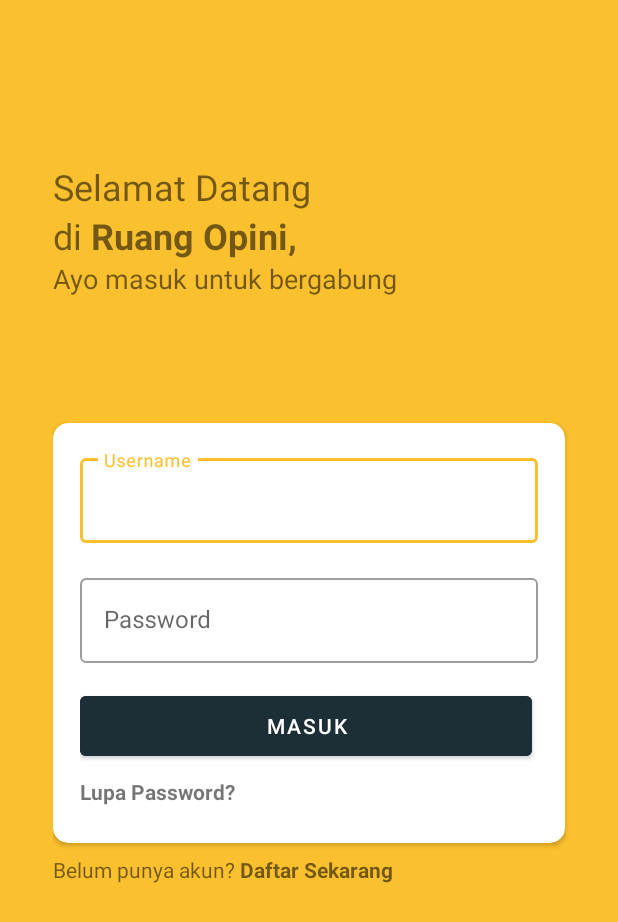
After one commit to Ruang-Opini/ruang-opini, an Android app: the LoginActivity screen opened directly, with no data from a screen before it, on a phone screen of 412 x 824 dp. The commit adds this screen. Shown: the top 922 px of the screen. Run offline under Robolectric (Android 15) with nearby library versions, the phone set to English and light mode, and no system bars.

Commit message:
add intro login activity layout

```diff
--- /dev/null
+++ b/app/src/main/java/id/ruangopini/ui/login/LoginActivity.kt
@@ -0,0 +1,12 @@
+package id.ruangopini.ui.login
+
+import android.os.Bundle
+import androidx.appcompat.app.AppCompatActivity
+import id.ruangopini.R
+
+class LoginActivity : AppCompatActivity() {
+    override fun onCreate(savedInstanceState: Bundle?) {
+        super.onCreate(savedInstanceState)
+        setContentView(R.layout.activity_login)
+    }
+}
--- a/app/src/main/java/id/ruangopini/utils/DataHelpers.kt
+++ b/app/src/main/java/id/ruangopini/utils/DataHelpers.kt
@@ -17,4 +17,7 @@
     val titleMainTab = listOf(
         "Beranda", "Ruang Diskusi", "Referensi", "Profile"
     )
+
+    val introData = listOf(
+    )
 }
--- /dev/null
+++ b/app/src/main/res/layout/activity_login.xml
@@ -0,0 +1,138 @@
+<?xml version="1.0" encoding="utf-8"?>
+<androidx.constraintlayout.widget.ConstraintLayout xmlns:android="http://schemas.android.com/apk/res/android"
+    xmlns:app="http://schemas.android.com/apk/res-auto"
+    xmlns:tools="http://schemas.android.com/tools"
+    android:layout_width="match_parent"
+    android:layout_height="match_parent"
+    android:background="#FBC02D"
+    tools:context=".ui.login.LoginActivity">
+
+    <LinearLayout
+        android:layout_width="match_parent"
+        android:layout_height="wrap_content"
+        android:orientation="vertical"
+        android:paddingLeft="35dp">
+
+        <TextView
+            android:layout_width="wrap_content"
+            android:layout_height="wrap_content"
+            android:layout_marginTop="108dp"
+            android:text="Selamat Datang "
+            android:textSize="24sp" />
+
+        <LinearLayout
+            android:layout_width="wrap_content"
+            android:layout_height="wrap_content">
+
+            <TextView
+                android:layout_width="wrap_content"
+                android:layout_height="wrap_content"
+                android:text="di "
+                android:textSize="24sp" />
+
+            <TextView
+                android:layout_width="wrap_content"
+                android:layout_height="wrap_content"
+                android:text="Ruang Opini,"
+                android:textSize="24sp"
+                android:textStyle="bold" />
+
+        </LinearLayout>
+
+        <TextView
+            android:layout_width="wrap_content"
+            android:layout_height="wrap_content"
+            android:text="Ayo masuk untuk bergabung"
+            android:textSize="18dp" />
+
+        <androidx.cardview.widget.CardView
+            android:layout_width="341dp"
+            android:layout_height="280dp"
+            android:layout_marginTop="84dp"
+            android:padding="8dp"
+            app:cardCornerRadius="10dp">
+
+            <LinearLayout
+                android:layout_width="match_parent"
+                android:layout_height="wrap_content"
+                android:orientation="vertical"
+                android:padding="18dp">
+
+                <com.google.android.material.textfield.TextInputLayout
+                    android:id="@+id/tilName"
+                    style="@style/Widget.MaterialComponents.TextInputLayout.OutlinedBox"
+                    android:layout_width="match_parent"
+                    android:layout_height="match_parent">
+
+                    <com.google.android.material.textfield.TextInputEditText
+                        android:id="@+id/edtName"
+                        android:layout_width="match_parent"
+                        android:layout_height="wrap_content"
+                        android:hint="Username"
+                        android:inputType="textPersonName" />
+                </com.google.android.material.textfield.TextInputLayout>
+
+                <com.google.android.material.textfield.TextInputLayout
+                    android:id="@+id/edtUsernameLogin"
+                    style="@style/Widget.MaterialComponents.TextInputLayout.OutlinedBox"
+                    android:layout_width="match_parent"
+                    android:layout_height="match_parent"
+                    android:layout_marginTop="18dp">
+
+                    <com.google.android.material.textfield.TextInputEditText
+                        android:id="@+id/edtPasswordLogin"
+                        android:layout_width="match_parent"
+                        android:layout_height="wrap_content"
+                        android:layout_marginTop="32dp"
+                        android:hint="Password"
+                        android:inputType="textPersonName" />
+                </com.google.android.material.textfield.TextInputLayout>
+
+                <Button
+                    android:layout_width="301dp"
+                    android:layout_height="52dp"
+                    android:layout_marginTop="16dp"
+                    android:backgroundTint="#1D2F36"
+                    android:text="Masuk" />
+
+                <TextView
+                    android:layout_width="wrap_content"
+                    android:layout_height="wrap_content"
+                    android:layout_marginTop="8dp"
+                    android:text="Lupa Password?"
+                    android:textStyle="bold" />
+            </LinearLayout>
+        </androidx.cardview.widget.CardView>
+
+        <LinearLayout
+            android:layout_width="match_parent"
+            android:layout_height="wrap_content"
+            android:layout_marginTop="8dp"
+            android:orientation="horizontal">
+
+            <TextView
+
+                android:layout_width="wrap_content"
+                android:layout_height="wrap_content"
+                android:text="Belum punya akun? " />
+
+            <TextView
+                android:layout_width="wrap_content"
+                android:layout_height="wrap_content"
+                android:layout_marginBottom="24dp"
+                android:text="Daftar Sekarang"
+                android:textStyle="bold" />
+            <!--            <Button-->
+            <!--                android:layout_width="wrap_content"-->
+            <!--                android:layout_height="wrap_content"-->
+            <!--                android:text="Daftar Sekarang"-->
+            <!--                android:padding="0dp"-->
+            <!--                android:textColor="@color/black"/>-->
+            <!--            -->
+
+        </LinearLayout>
+
+    </LinearLayout>
+
+
+</androidx.constraintlayout.widget.ConstraintLayout>
--- a/app/src/main/res/values/dimens.xml
+++ b/app/src/main/res/values/dimens.xml
@@ -2,4 +2,5 @@
 <resources>
     <dimen name="text_title_size">24sp</dimen>
     <dimen name="text_subtitle_size">18sp</dimen>
+    <dimen name="fab_margin">16dp</dimen>
 </resources>
--- a/app/src/main/res/values/themes.xml
+++ b/app/src/main/res/values/themes.xml
@@ -13,4 +13,20 @@
         <!-- Customize your theme here. -->
         <item name="android:windowLightStatusBar" tools:targetApi="m">true</item>
     </style>
+
+    <style name="ItemsTouchable">
+        <item name="android:clickable">true</item>
+        <item name="android:drawSelectorOnTop">true</item>
+        <item name="android:focusable">true</item>
+        <item name="android:foreground">?android:attr/selectableItemBackground</item>
+    </style>
+
+    <style name="Theme.RuangOpini.NoActionBar">
+        <item name="windowActionBar">false</item>
+        <item name="windowNoTitle">true</item>
+    </style>
+
+    <style name="Theme.RuangOpini.AppBarOverlay" parent="ThemeOverlay.AppCompat.Dark.ActionBar" />
+
+    <style name="Theme.RuangOpini.PopupOverlay" parent="ThemeOverlay.AppCompat.Light" />
 </resources>
```
Also changed, not shown: app/src/main/AndroidManifest.xml (+11 -0 lines), app/src/main/java/id/ruangopini/ui/intro/IntroActivity.kt (added, +11 -0 lines), app/src/main/java/id/ruangopini/ui/intro/IntroFragment.kt (added, +41 -0 lines), app/src/main/res/drawable/ic_right.xml (added, +10 -0 lines), app/src/main/res/layout/activity_intro.xml (added, +36 -0 lines), app/src/main/res/layout/fragment_intro.xml (added, +34 -0 lines), app/src/main/res/navigation/nav_graph.xml (added, +28 -0 lines), app/src/main/res/values/strings.xml (+9 -0 lines).
